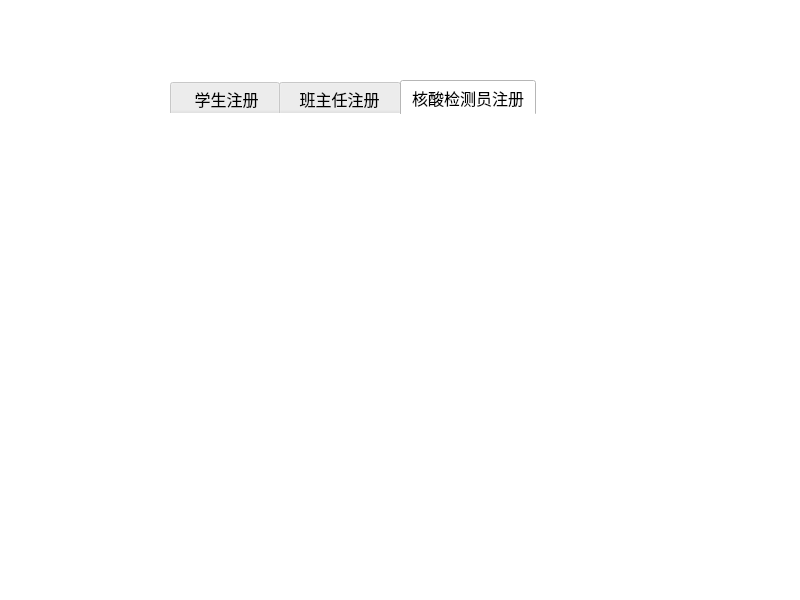
Qt form sign_up.ui (sukiiiKotori/pymysql) before a commit.
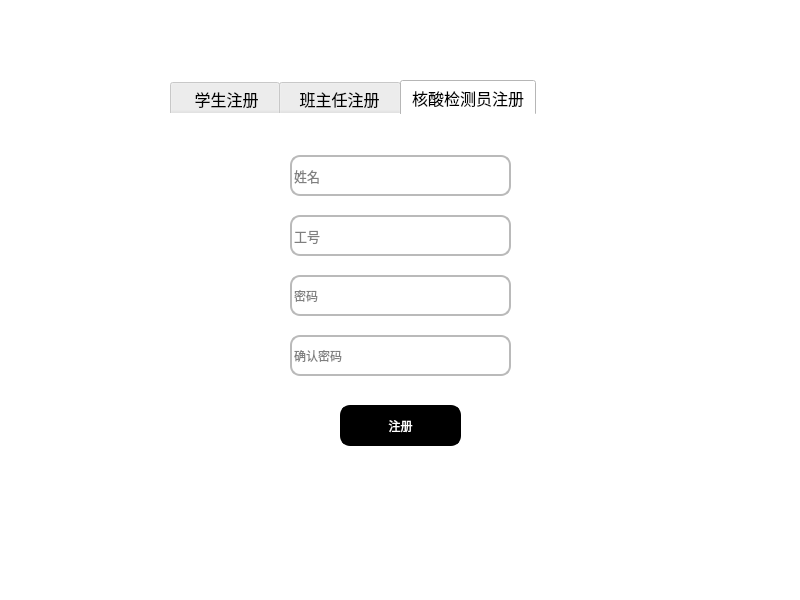
The same form after that commit. The open tabs and pages were chosen to show the change.

Diff of the .ui file:
```diff
--- a/sign_up.ui
+++ b/sign_up.ui
@@ -381,6 +381,147 @@
      <attribute name="title">
       <string>核酸检测员注册</string>
      </attribute>
+     <widget class="QLineEdit" name="username_lineEdit_3">
+      <property name="geometry">
+       <rect>
+        <x>120</x>
+        <y>40</y>
+        <width>221</width>
+        <height>41</height>
+       </rect>
+      </property>
+      <property name="font">
+       <font>
+        <family>微软雅黑</family>
+        <pointsize>10</pointsize>
+        <weight>50</weight>
+        <italic>false</italic>
+        <bold>false</bold>
+        <strikeout>false</strikeout>
+       </font>
+      </property>
+      <property name="styleSheet">
+       <string notr="true">border:2px solid rgb(186,186,186);
+font: 10pt &quot;微软雅黑&quot;;
+border-radius:10px
+</string>
+      </property>
+      <property name="text">
+       <string/>
+      </property>
+      <property name="placeholderText">
+       <string>姓名</string>
+      </property>
+     </widget>
+     <widget class="QLineEdit" name="tno_lineEdit_2">
+      <property name="geometry">
+       <rect>
+        <x>120</x>
+        <y>100</y>
+        <width>221</width>
+        <height>41</height>
+       </rect>
+      </property>
+      <property name="font">
+       <font>
+        <family>微软雅黑</family>
+        <pointsize>10</pointsize>
+        <weight>50</weight>
+        <italic>false</italic>
+        <bold>false</bold>
+        <strikeout>false</strikeout>
+       </font>
+      </property>
+      <property name="styleSheet">
+       <string notr="true">border:2px solid rgb(186,186,186);
+font: 10pt &quot;微软雅黑&quot;;
+border-radius:10px
+</string>
+      </property>
+      <property name="text">
+       <string/>
+      </property>
+      <property name="placeholderText">
+       <string>工号</string>
+      </property>
+     </widget>
+     <widget class="QLineEdit" name="password_lineEdit_3">
+      <property name="geometry">
+       <rect>
+        <x>120</x>
+        <y>160</y>
+        <width>221</width>
+        <height>41</height>
+       </rect>
+      </property>
+      <property name="styleSheet">
+       <string notr="true">border:2px solid rgb(186,186,186);
+font: 10pt &quot;微软雅黑&quot;;
+border-radius:10px
+</string>
+      </property>
+      <property name="echoMode">
+       <enum>QLineEdit::Password</enum>
+      </property>
+      <property name="placeholderText">
+       <string>密码</string>
+      </property>
+     </widget>
+     <widget class="QLineEdit" name="password_confirm_lineEdit_3">
+      <property name="geometry">
+       <rect>
+        <x>120</x>
+        <y>220</y>
+        <width>221</width>
+        <height>41</height>
+       </rect>
+      </property>
+      <property name="styleSheet">
+       <string notr="true">border:2px solid rgb(186,186,186);
+font: 10pt &quot;微软雅黑&quot;;
+border-radius:10px
+</string>
+      </property>
+      <property name="echoMode">
+       <enum>QLineEdit::Password</enum>
+      </property>
+      <property name="placeholderText">
+       <string>确认密码</string>
+      </property>
+     </widget>
+     <widget class="QPushButton" name="surveyor_pushButton">
+      <property name="geometry">
+       <rect>
+        <x>170</x>
+        <y>290</y>
+        <width>121</width>
+        <height>41</height>
+       </rect>
+      </property>
+      <property name="styleSheet">
+       <string notr="true">QPushButton{
+	font: 12pt &quot;微软雅黑&quot;;
+	
+	background-color: rgb(0, 0, 0);
+	color: rgb(255, 255, 255);
+	border: 3px solid rgb(0,0,0);
+	border-radius:10px
+}
+QPushButton:hover{
+	
+	color: rgb(0, 0, 0);
+	background-color: rgb(255, 255, 255);
+}
+QPushButton:pressed{
+	padding-top:5px;
+	padding-left:5px
+}
+</string>
+      </property>
+      <property name="text">
+       <string>注册</string>
+      </property>
+     </widget>
     </widget>
    </widget>
   </widget>
```
Left out of the diff: 2 changed lines with no effect on the pictures.
